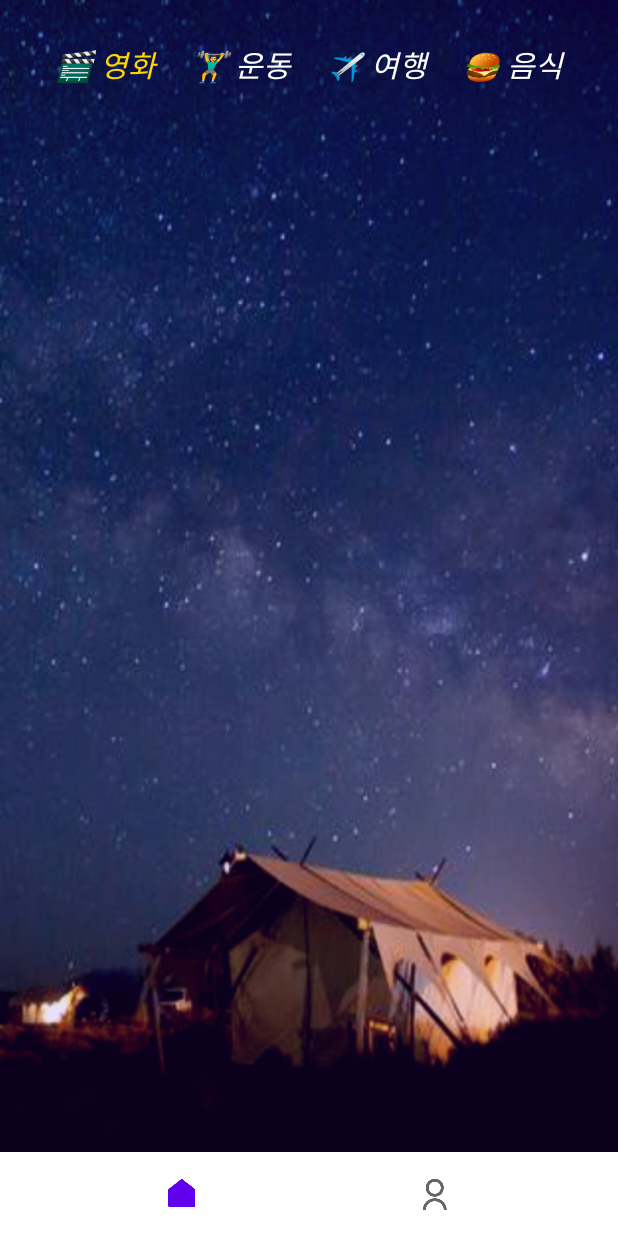
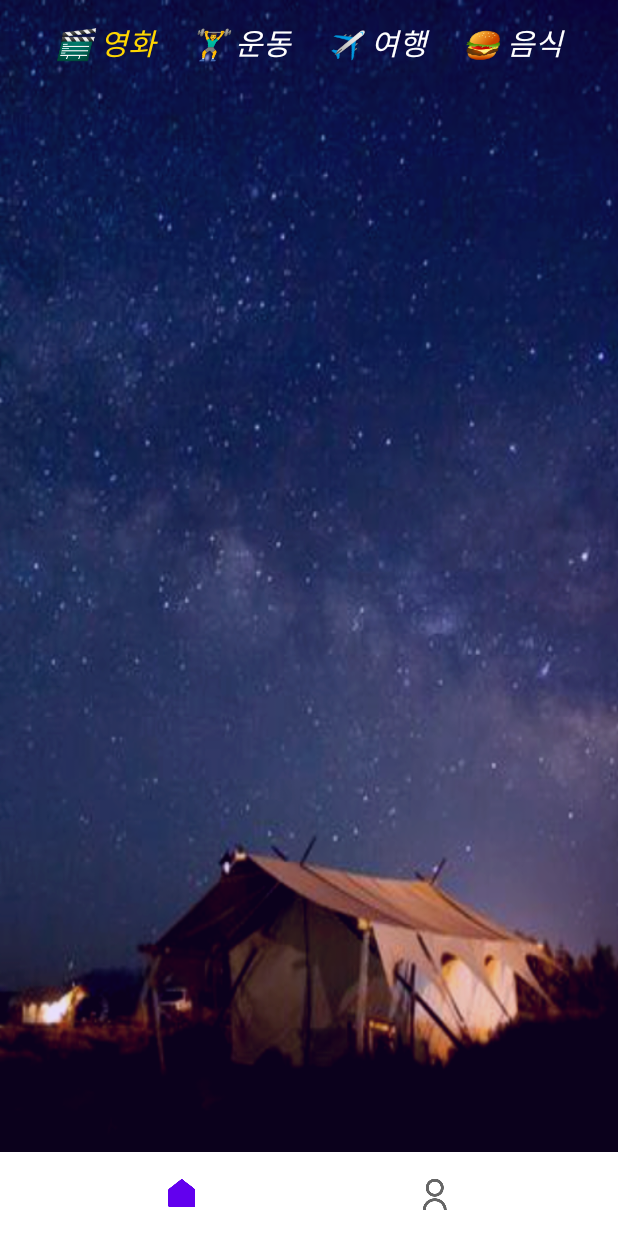
Before and after one commit to tmdrl980430/find_movie_theater_android, an Android app: the screen it shows after launch (MainActivity), on a phone screen of 412 x 824 dp. Run offline under Robolectric (Android 15) with nearby library versions, the phone set to English and light mode, and no system bars; our stand-ins replace navigation-ui; libraries missing offline, so code that uses them is left out: com.naver.maps; 3 statements that could not run were skipped.

```diff
--- a/app/src/main/res/layout/fragment_home.xml
+++ b/app/src/main/res/layout/fragment_home.xml
@@ -12,11 +12,11 @@
         android:layout_width="0dp"
         android:layout_height="46dp"
         android:layout_marginStart="25dp"
-        android:layout_marginTop="20dp"
+        android:layout_marginTop="5dp"
         android:layout_marginEnd="25dp"
+        android:button="@null"
         android:gravity="center_horizontal"
         android:orientation="horizontal"
-        android:button="@null"
         app:layout_constraintEnd_toEndOf="parent"
         app:layout_constraintStart_toStartOf="parent"
         app:layout_constraintTop_toTopOf="parent">
@@ -26,53 +26,53 @@
             android:layout_width="wrap_content"
             android:layout_height="match_parent"
             android:layout_weight="1"
-            android:text="@string/hobby_movie_chip"
-            android:fontFamily="@font/montserrat_italic_variablefont_wght"
-            android:textColor="@color/radio_button_selector"
             android:button="@null"
             android:checked="true"
-            android:textSize="20sp"
+            android:fontFamily="@font/montserrat_italic_variablefont_wght"
             android:gravity="center"
-            android:tag="1" />
+            android:tag="1"
+            android:text="@string/hobby_movie_chip"
+            android:textColor="@color/radio_button_selector"
+            android:textSize="20sp" />
 
         <RadioButton
             android:id="@+id/rd_btn_hobby2"
             android:layout_width="wrap_content"
             android:layout_height="match_parent"
             android:layout_weight="1"
-            android:textColor="@color/radio_button_selector"
-            android:text="@string/hobby_exercise_chip"
+            android:button="@null"
             android:fontFamily="@font/montserrat_italic_variablefont_wght"
             android:gravity="center"
-            android:button="@null"
-            android:textSize="20sp"
-            android:tag="2" />
+            android:tag="2"
+            android:text="@string/hobby_exercise_chip"
+            android:textColor="@color/radio_button_selector"
+            android:textSize="20sp" />
 
         <RadioButton
             android:id="@+id/rd_btn_hobby3"
             android:layout_width="wrap_content"
             android:layout_height="match_parent"
             android:layout_weight="1"
-            android:textColor="@color/radio_button_selector"
-            android:text="@string/hobby_exercise_travel"
+            android:button="@null"
             android:fontFamily="@font/montserrat_italic_variablefont_wght"
             android:gravity="center"
-            android:textSize="20sp"
-            android:button="@null"
-            android:tag="3" />
+            android:tag="3"
+            android:text="@string/hobby_exercise_travel"
+            android:textColor="@color/radio_button_selector"
+            android:textSize="20sp" />
 
         <RadioButton
             android:id="@+id/rd_btn_hobby4"
             android:layout_width="wrap_content"
             android:layout_height="match_parent"
             android:layout_weight="1"
-            android:textColor="@color/radio_button_selector"
-            android:text="@string/hobby_exercise_food"
+            android:button="@null"
             android:fontFamily="@font/montserrat_italic_variablefont_wght"
             android:gravity="center"
-            android:textSize="20sp"
-            android:button="@null"
-            android:tag="4" />
+            android:tag="4"
+            android:text="@string/hobby_exercise_food"
+            android:textColor="@color/radio_button_selector"
+            android:textSize="20sp" />
 
     </RadioGroup>
     <!-- 네이버 지도를 추가할 FrameLayout -->
@@ -80,7 +80,7 @@
         android:id="@+id/map_container"
         android:layout_width="match_parent"
         android:layout_height="0dp"
-        android:layout_marginTop="30dp"
+        android:layout_marginTop="5dp"
         app:layout_constraintBottom_toBottomOf="parent"
         app:layout_constraintEnd_toEndOf="parent"
         app:layout_constraintHorizontal_bias="0.0"
```
